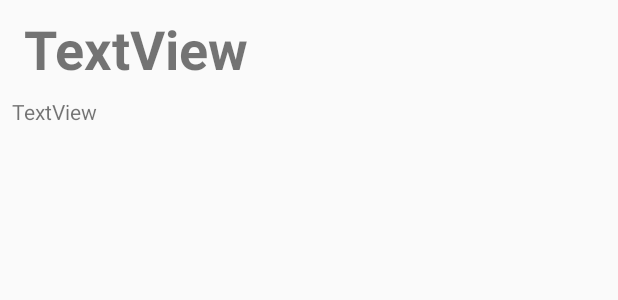
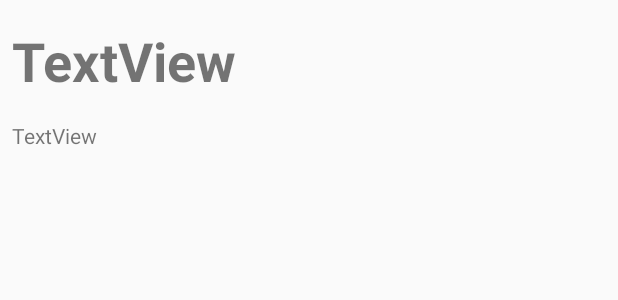
Before and after one commit to markdagraca/PopularMovies, an Android app: the layout activity_movie_page.xml on its own in the app's theme, with its tools: preview values and no code run, on a phone screen of 412 x 824 dp. Shown: the top 300 px of the screen. Run offline under Robolectric (Android 15) with nearby library versions, the phone set to English and light mode, and no system bars.

Commit message:
Added v ideo id

```diff
--- a/app/src/main/java/com/example/markd/popularmovies/MainActivity.java
+++ b/app/src/main/java/com/example/markd/popularmovies/MainActivity.java
@@ -143,8 +143,7 @@ public class MainActivity extends AppCompatActivity {
             FirebaseAuth.getInstance().signOut();
             User.logOut();
 
-            Intent mainActivity=new Intent(getApplicationContext(),MainActivity.class);
-            startActivity(mainActivity);
+            invalidateOptionsMenu();
 
 
 
--- a/app/src/main/java/com/example/markd/popularmovies/MovieRecyclerView.java
+++ b/app/src/main/java/com/example/markd/popularmovies/MovieRecyclerView.java
@@ -54,8 +54,10 @@ public class MovieRecyclerView extends RecyclerView.Adapter<MovieRecyclerView.Mo
              intent.putExtra("poster",mMovie.get(position).getPosterUrl());
              intent.putExtra("backdrop",mMovie.get(position).getBackdropPath());
              intent.putExtra("description",mMovie.get(position).getDescription());
+                intent.putExtra("video",mMovie.get(position).getVideo());
 
-             Intent[] i={intent};
+
+                Intent[] i={intent};
              mContext.startActivities(i);
 
             }
--- a/app/src/main/res/layout/activity_movie_page.xml
+++ b/app/src/main/res/layout/activity_movie_page.xml
@@ -10,9 +10,11 @@
 
     <TextView
         android:id="@+id/moviepage_title"
-        android:layout_width="349dp"
+        android:layout_width="0dp"
         android:layout_height="wrap_content"
-        android:layout_marginTop="8dp"
+        android:layout_marginStart="8dp"
+        android:layout_marginTop="16dp"
+        android:layout_marginEnd="8dp"
         android:text="TextView"
         android:textSize="36sp"
         android:textStyle="bold"
@@ -26,7 +28,7 @@
         android:layout_width="0dp"
         android:layout_height="wrap_content"
         android:layout_marginStart="8dp"
-        android:layout_marginTop="8dp"
+        android:layout_marginTop="16dp"
         android:layout_marginEnd="8dp"
         android:text="TextView"
         app:layout_constraintEnd_toEndOf="parent"
```
Also changed, not shown: app/src/main/res/layout/item.xml (+29 -19 lines).
